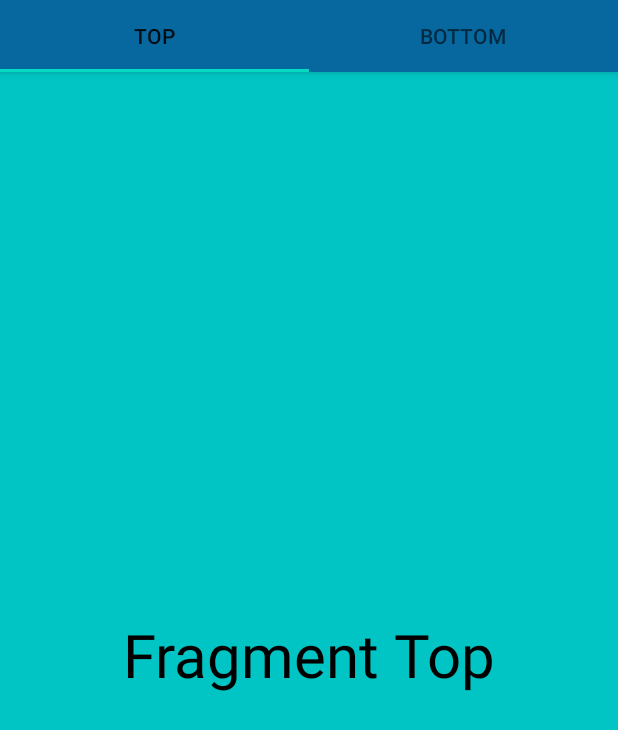
After one commit to Flemel1/Hello_World, an Android app: the FragmentTop screen opened directly, with no data from a screen before it, on a phone screen of 412 x 824 dp. The commit adds this screen. Shown: the top 730 px of the screen. Run offline under Robolectric (Android 15) with nearby library versions, the phone set to English and light mode, and no system bars.

Commit message:
Add Tab Layout

```diff
--- a/app/build.gradle
+++ b/app/build.gradle
@@ -26,6 +26,8 @@ dependencies {
     implementation fileTree(dir: "libs", include: ["*.jar"])
     implementation 'androidx.appcompat:appcompat:1.2.0'
     implementation 'androidx.constraintlayout:constraintlayout:2.0.1'
+    implementation 'com.android.support:support-v4:28.0.0'
+    implementation 'com.google.android.material:material:1.3.0-alpha03'
     testImplementation 'junit:junit:4.12'
     androidTestImplementation 'androidx.test.ext:junit:1.1.2'
     androidTestImplementation 'androidx.test.espresso:espresso-core:3.3.0'
--- a/app/src/main/AndroidManifest.xml
+++ b/app/src/main/AndroidManifest.xml
@@ -9,7 +9,7 @@
         android:roundIcon="@mipmap/ic_launcher_round"
         android:supportsRtl="true"
         android:theme="@style/AppTheme">
-        <activity android:name=".HomeScreen"></activity>
+        <activity android:name=".HomeActivity"></activity>
         <activity android:name=".MainActivity">
             <intent-filter>
                 <action android:name="android.intent.action.MAIN" />
--- /dev/null
+++ b/app/src/main/java/com/example/programandroid_1/HomeActivity.java
@@ -0,0 +1,29 @@
+package com.example.programandroid_1;
+
+import androidx.appcompat.app.AppCompatActivity;
+import androidx.viewpager.widget.ViewPager;
+
+import android.os.Bundle;
+import android.util.Log;
+import android.widget.Toast;
+
+import com.example.programandroid_1.adapter.ViewPagerAdapter;
+import com.google.android.material.tabs.TabLayout;
+
+public class HomeActivity extends AppCompatActivity {
+
+    TabLayout tabLayout;
+    ViewPager viewPager;
+
+    @Override
+    protected void onCreate(Bundle savedInstanceState) {
+        super.onCreate(savedInstanceState);
+        setContentView(R.layout.activity_home_screen);
+        Toast.makeText(getApplicationContext(), "Selamat anda berhasil login", Toast.LENGTH_SHORT)
+                .show();
+        tabLayout = findViewById(R.id.tabs);
+        viewPager = findViewById(R.id.view_pager);
+        viewPager.setAdapter(new ViewPagerAdapter(this, getSupportFragmentManager()));
+        tabLayout.setupWithViewPager(viewPager);
+    }
+}
--- a/app/src/main/java/com/example/programandroid_1/MainActivity.java
+++ b/app/src/main/java/com/example/programandroid_1/MainActivity.java
@@ -28,7 +28,7 @@ public class MainActivity extends AppCompatActivity {
                 String password = ed_password.getText().toString().trim();
 
                 if (username.equals("admin") && password.equals("admin")){
-                    Intent intent = new Intent(MainActivity.this, HomeScreen.class);
+                    Intent intent = new Intent(MainActivity.this, HomeActivity.class);
                     startActivity(intent);
                     finish();
                 }
--- /dev/null
+++ b/app/src/main/java/com/example/programandroid_1/adapter/ViewPagerAdapter.java
@@ -0,0 +1,45 @@
+package com.example.programandroid_1.adapter;
+
+import android.content.Context;
+
+import androidx.annotation.NonNull;
+import androidx.annotation.Nullable;
+import androidx.fragment.app.Fragment;
+import androidx.fragment.app.FragmentManager;
+import androidx.fragment.app.FragmentPagerAdapter;
+
+import com.example.programandroid_1.R;
+import com.example.programandroid_1.fragment.FragmentBottom;
+import com.example.programandroid_1.fragment.FragmentTop;
+
+public class ViewPagerAdapter extends FragmentPagerAdapter {
+
+    private final int[] TAB_TITLES = new int[]{R.string.tab_one, R.string.tab_two};
+    private final Context mContext;
+
+    public ViewPagerAdapter(Context context, @NonNull FragmentManager fm) {
+        super(fm);
+        mContext = context;
+    }
+
+    @NonNull
+    @Override
+    public Fragment getItem(int position) {
+        switch (position) {
+            case 0 : return new FragmentTop();
+            case 1 : return new FragmentBottom();
+            default: return null;
+        }
+    }
+
+    @Nullable
+    @Override
+    public CharSequence getPageTitle(int position) {
+        return mContext.getResources().getString(TAB_TITLES[position]);
+    }
+
+    @Override
+    public int getCount() {
+        return TAB_TITLES.length;
+    }
+}
--- /dev/null
+++ b/app/src/main/java/com/example/programandroid_1/fragment/FragmentBottom.java
@@ -0,0 +1,26 @@
+package com.example.programandroid_1.fragment;
+
+import android.os.Bundle;
+import android.view.LayoutInflater;
+import android.view.View;
+import android.view.ViewGroup;
+
+import androidx.fragment.app.Fragment;
+
+import com.example.programandroid_1.R;
+
+
+public class FragmentBottom extends Fragment {
+
+    @Override
+    public void onCreate(Bundle savedInstanceState) {
+        super.onCreate(savedInstanceState);
+    }
+
+    @Override
+    public View onCreateView(LayoutInflater inflater, ViewGroup container,
+                             Bundle savedInstanceState) {
+
+        return inflater.inflate(R.layout.fragment_bottom, container, false);
+    }
+}
--- /dev/null
+++ b/app/src/main/java/com/example/programandroid_1/fragment/FragmentTop.java
@@ -0,0 +1,25 @@
+package com.example.programandroid_1.fragment;
+
+import android.os.Bundle;
+import android.view.LayoutInflater;
+import android.view.View;
+import android.view.ViewGroup;
+
+import androidx.fragment.app.Fragment;
+
+import com.example.programandroid_1.R;
+
+
+public class FragmentTop extends Fragment {
+
+    @Override
+    public void onCreate(Bundle savedInstanceState) {
+        super.onCreate(savedInstanceState);
+    }
+
+    @Override
+    public View onCreateView(LayoutInflater inflater, ViewGroup container,
+                             Bundle savedInstanceState) {
+        return inflater.inflate(R.layout.fragment_top, container, false);
+    }
+}
--- a/app/src/main/res/layout/activity_home_screen.xml
+++ b/app/src/main/res/layout/activity_home_screen.xml
@@ -1,18 +1,27 @@
 <?xml version="1.0" encoding="utf-8"?>
-<androidx.constraintlayout.widget.ConstraintLayout xmlns:android="http://schemas.android.com/apk/res/android"
+<androidx.coordinatorlayout.widget.CoordinatorLayout xmlns:android="http://schemas.android.com/apk/res/android"
     xmlns:app="http://schemas.android.com/apk/res-auto"
     xmlns:tools="http://schemas.android.com/tools"
     android:layout_width="match_parent"
     android:layout_height="match_parent"
-    tools:context=".HomeScreen">
+    tools:context=".HomeActivity">
 
-    <TextView
+    <com.google.android.material.appbar.AppBarLayout
         android:layout_width="match_parent"
         android:layout_height="wrap_content"
-        app:layout_constraintTop_toBottomOf="parent"
-        app:layout_constraintBottom_toTopOf="parent"
-        android:text="Hello World!"
-        android:textAlignment="center"
-        android:textAppearance="@style/TextAppearance.AppCompat.Large"/>
+        android:background="#07689f">
 
-</androidx.constraintlayout.widget.ConstraintLayout>
+        <com.google.android.material.tabs.TabLayout
+            android:id="@+id/tabs"
+            android:layout_width="match_parent"
+            android:layout_height="wrap_content"/>
+
+    </com.google.android.material.appbar.AppBarLayout>
+
+    <androidx.viewpager.widget.ViewPager
+        android:id="@+id/view_pager"
+        android:layout_width="match_parent"
+        android:layout_height="match_parent"
+        app:layout_behavior="@string/appbar_scrolling_view_behavior"/>
+
+</androidx.coordinatorlayout.widget.CoordinatorLayout>
--- /dev/null
+++ b/app/src/main/res/layout/fragment_top.xml
@@ -0,0 +1,20 @@
+<?xml version="1.0" encoding="utf-8"?>
+<androidx.constraintlayout.widget.ConstraintLayout xmlns:android="http://schemas.android.com/apk/res/android"
+    xmlns:tools="http://schemas.android.com/tools"
+    android:layout_width="match_parent"
+    android:layout_height="match_parent"
+    xmlns:app="http://schemas.android.com/apk/res-auto"
+    android:background="#01c5c4"
+    tools:context=".fragment.FragmentTop">
+
+    <TextView
+        android:layout_width="match_parent"
+        android:layout_height="wrap_content"
+        app:layout_constraintBottom_toBottomOf="parent"
+        app:layout_constraintTop_toTopOf="parent"
+        android:text="Fragment Top"
+        android:textSize="40sp"
+        android:textColor="#000000"
+        android:textAlignment="center"/>
+
+</androidx.constraintlayout.widget.ConstraintLayout>
--- a/app/src/main/res/values/strings.xml
+++ b/app/src/main/res/values/strings.xml
@@ -2,4 +2,6 @@
     <string name="app_name">ProgramAndroid-1</string>
     <string name="signup_text">Don\'t have an account? Sign up now</string>
     <string name="forget_password">Forget Password?</string>
+    <string name="tab_one">Top</string>
+    <string name="tab_two">Bottom</string>
 </resources>
--- a/app/src/main/res/values/styles.xml
+++ b/app/src/main/res/values/styles.xml
@@ -1,6 +1,6 @@
 <resources>
     <!-- Base application theme. -->
-    <style name="AppTheme" parent="Theme.AppCompat.Light.DarkActionBar">
+    <style name="AppTheme" parent="Theme.AppCompat.Light.NoActionBar">
         <!-- Customize your theme here. -->
         <item name="colorPrimary">@color/colorPrimary</item>
         <item name="colorPrimaryDark">@color/colorPrimaryDark</item>
```
Also changed, not shown: app/src/main/java/com/example/programandroid_1/HomeScreen.java (deleted, +0 -19 lines), app/src/main/res/layout/fragment_bottom.xml (added, +20 -0 lines).
